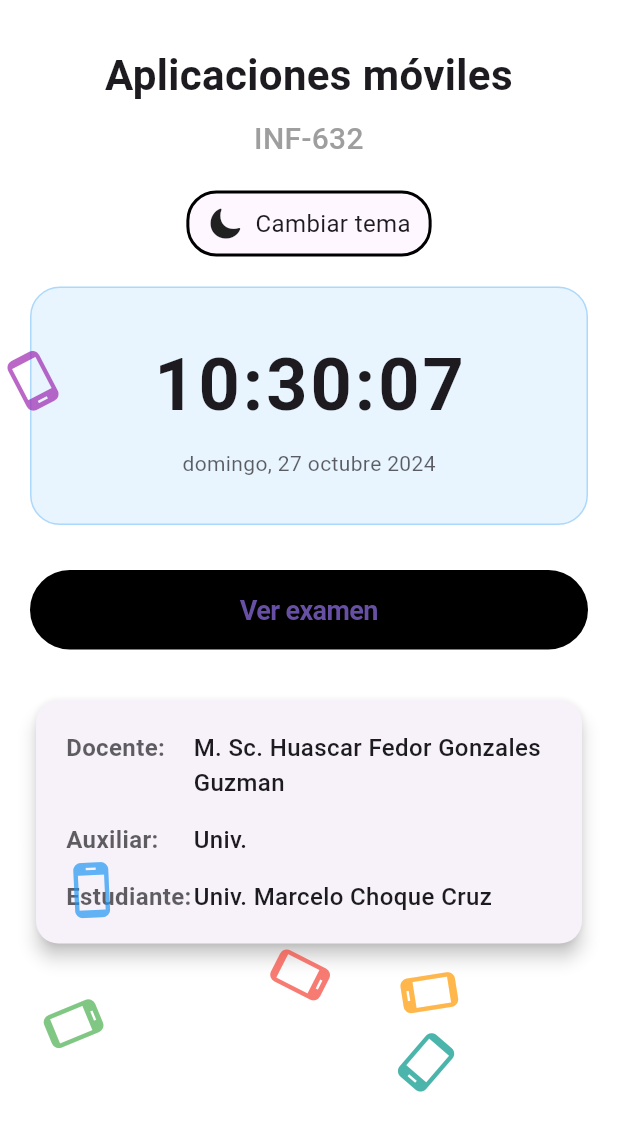
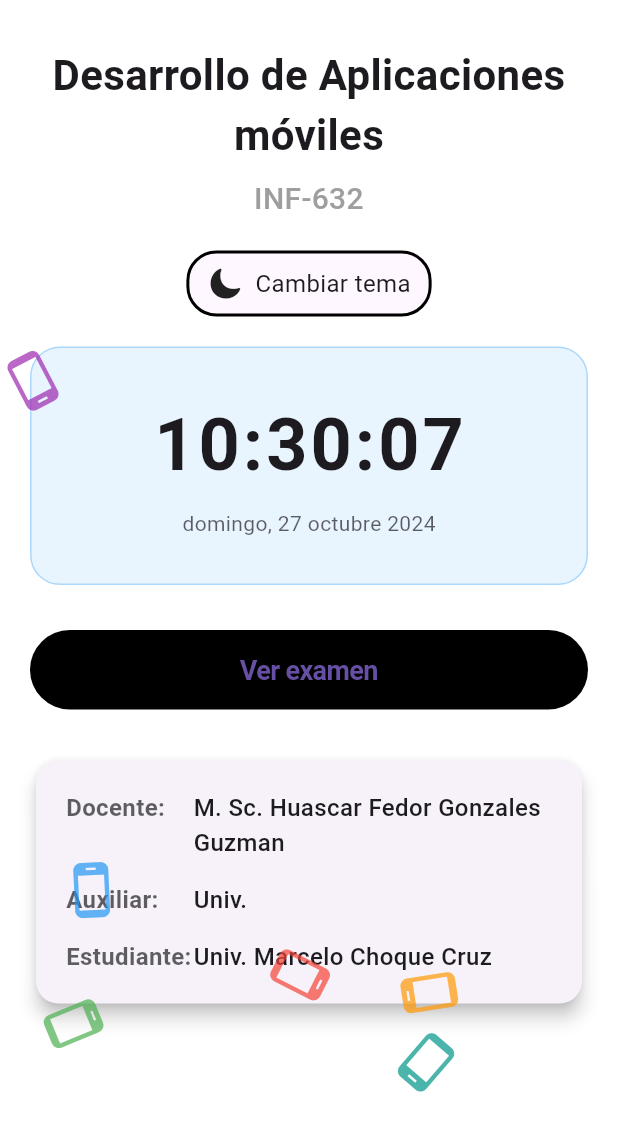
Before and after one commit to Marcelochoquecruz/INF632-app-grilla, a Flutter app: the screen it shows after launch, on a phone screen of 412 x 824 dp. Shown: the top 1131 px of the screen. Run offline on Flutter 3.47's test engine with Material 3 defaults, Android fonts, the phone set to English and light mode, and no system bars; our stand-ins replace get.

Commit message:
Adicion en el titulo desarrollo

```diff
--- a/lib/views/main_view.dart
+++ b/lib/views/main_view.dart
@@ -75,7 +75,7 @@ class MainView extends StatelessWidget {
                         mainAxisSize: MainAxisSize.min,
                         children: [
                           Text(
-                            'Aplicaciones móviles',
+                            'Desarrollo de Aplicaciones móviles',
                             style: TextStyle(
                               fontSize: screenWidth < 600 ? 28 : 32,
                               fontWeight: FontWeight.bold,
```
